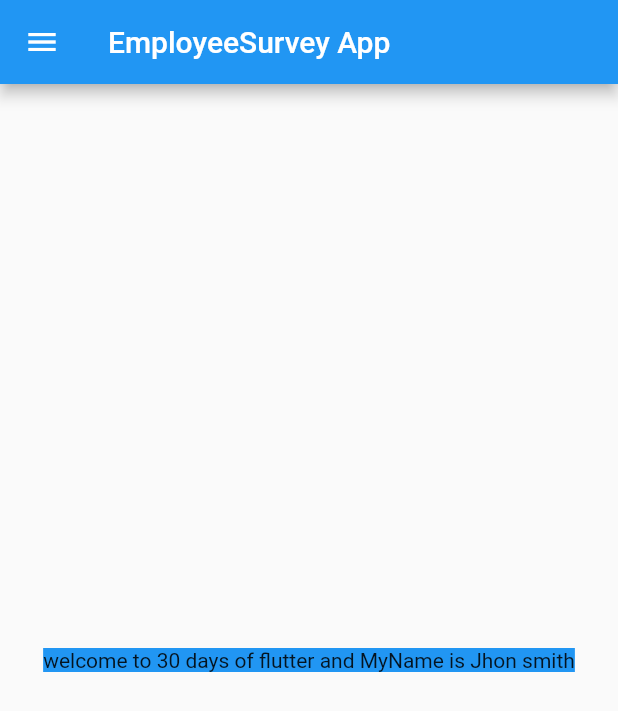
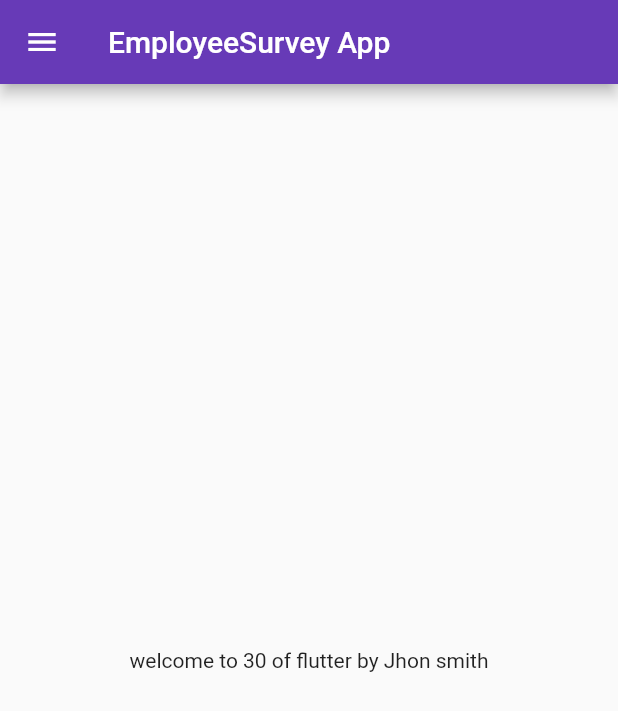
Before and after one commit to taheralimomin/flutterDemo, a Flutter app: the screen it shows after launch, on a phone screen of 412 x 824 dp. Shown: the top 711 px of the screen. Run offline on Flutter 3.47's test engine with Material 2 defaults, Android fonts, the phone set to English and light mode, and no system bars.

Commit message:
day 3 completed

```diff
--- a/lib/main.dart
+++ b/lib/main.dart
@@ -1,7 +1,8 @@
 // ignore_for_file: prefer_const_constructors
 
 import 'package:flutter/material.dart';
-import 'package:flutter_application_2/home_page.dart';
+import 'package:flutter_application_2/pages/home_page.dart';
+import 'package:flutter_application_2/pages/login_page.dart';
 
 void main() {
   runApp(MyApp());
@@ -13,7 +14,20 @@
   @override
   Widget build(BuildContext context) {
     return MaterialApp(
-      home: HomePage(),
+      themeMode: ThemeMode.light,
+      theme: ThemeData(
+        primarySwatch: Colors.deepPurple,
+      ),
+      darkTheme: ThemeData(
+        // brightness: Brightness.dark,
+        primarySwatch: Colors.blueGrey,
+      ),
+      initialRoute: "/home",
+      routes: {
+        "/": (context) => LoginPage(),
+        "/home": (context) => HomePage(),
+        "/login": (context) => LoginPage(),
+      },
     );
   }
 }
--- a/lib/home_page.dart
+++ b/lib/pages/home_page.dart
@@ -16,8 +16,7 @@
       ),
       body: Center(
         child: Container(
-          child: Text("welcome to $days days of flutter and MyName is $name"),
-          color: Colors.blue,
+          child: Text("welcome to $days of flutter by $name"),
         ),
       ),
       drawer: Drawer(),
```
Also changed, not shown: lib/pages/login_page.dart (added, +22 -0 lines).
